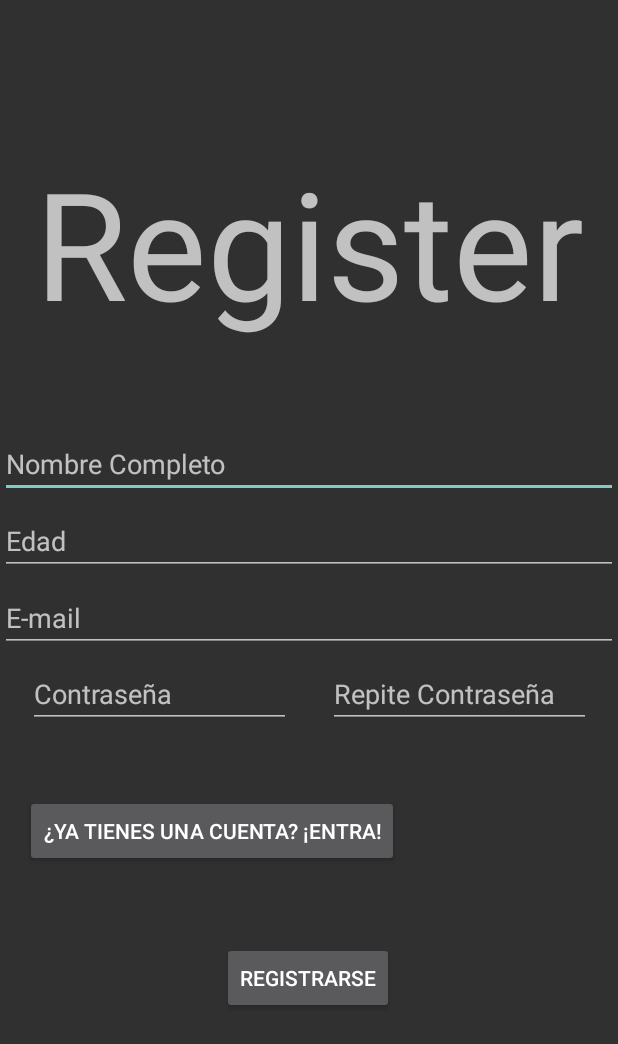
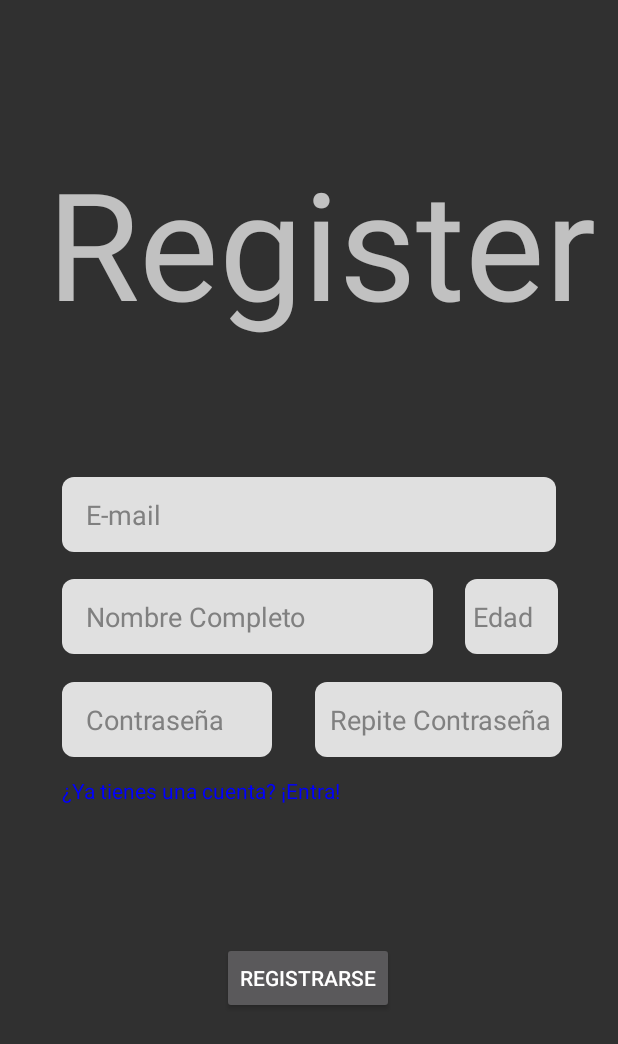
Before and after one commit to AzalDevX/leisagun, an Android app: the RegisterActivity screen opened directly, with no data from a screen before it, on a phone screen of 412 x 824 dp. Shown: the top 1044 px of the screen. Run offline under Robolectric (Android 15) with nearby library versions, the phone set to English and light mode, and no system bars; our stand-ins replace Firebase (no records; nobody signed in at launch, a user with empty details on screens opened directly).

Commit message:
Designed Login and Register

```diff
--- a/app/src/main/java/com/txurdinaga/rednit_app/views/LoginActivity.kt
+++ b/app/src/main/java/com/txurdinaga/rednit_app/views/LoginActivity.kt
@@ -7,6 +7,7 @@ import android.text.TextUtils
 import android.util.Log
 import android.widget.Button
 import android.widget.EditText
+import android.widget.TextView
 import android.widget.Toast
 import com.google.firebase.auth.*
 import com.txurdinaga.rednit_app.R
@@ -17,7 +18,7 @@ class LoginActivity : AppCompatActivity() {
     private lateinit var email_edit_text : EditText
     private lateinit var password_edit_text : EditText
     private lateinit var submit_button : Button
-    private lateinit var register_button : Button
+    private lateinit var register_button : TextView
 
     private lateinit var auth: FirebaseAuth
     override fun onCreate(savedInstanceState: Bundle?) {
--- a/app/src/main/java/com/txurdinaga/rednit_app/views/RegisterActivity.kt
+++ b/app/src/main/java/com/txurdinaga/rednit_app/views/RegisterActivity.kt
@@ -7,6 +7,7 @@ import android.text.TextUtils
 import android.util.Log
 import android.widget.Button
 import android.widget.EditText
+import android.widget.TextView
 import android.widget.Toast
 import com.google.firebase.auth.FirebaseAuth
 import com.google.firebase.auth.FirebaseAuthUserCollisionException
@@ -24,7 +25,7 @@ class RegisterActivity : AppCompatActivity() {
     private lateinit var password_edit_text: EditText
     private lateinit var repassword_edit_text: EditText
     private lateinit var submit_button: Button
-    private lateinit var login_button: Button
+    private lateinit var login_button: TextView
 
     private lateinit var auth: FirebaseAuth
     private lateinit var firestore: FirebaseFirestore
--- a/app/src/main/res/layout/activity_login.xml
+++ b/app/src/main/res/layout/activity_login.xml
@@ -22,8 +22,11 @@
     <!-- EditText para el correo electrónico -->
     <EditText
             android:id="@+id/email_edit_text"
-            android:layout_width="match_parent"
-            android:layout_height="wrap_content"
+            android:layout_width="300dp"
+            android:layout_height="50dp"
+            android:paddingStart="16dp"
+            android:background="@drawable/edittext_bg"
+            android:textColorHint="@color/input_hint_color"
             android:hint="@string/login_mail_text"
             android:inputType="textEmailAddress" app:layout_constraintBottom_toBottomOf="parent"
             app:layout_constraintTop_toTopOf="parent" app:layout_constraintStart_toStartOf="parent"
@@ -32,17 +35,18 @@
     <!-- EditText para la contraseña -->
     <EditText
             android:id="@+id/password_edit_text"
-            android:layout_width="match_parent"
-            android:layout_height="wrap_content"
+            android:layout_width="300dp"
+            android:layout_height="50dp"
+            android:paddingStart="16dp"
+            android:background="@drawable/edittext_bg"
+            android:textColorHint="@color/input_hint_color"
             android:hint="@string/login_pass_text"
             android:inputType="textPassword"
             app:layout_constraintTop_toTopOf="parent" app:layout_constraintEnd_toEndOf="parent"
             app:layout_constraintBottom_toBottomOf="parent" app:layout_constraintStart_toStartOf="parent"
-            app:layout_constraintHorizontal_bias="0.0" app:layout_constraintVertical_bias="0.591"/>
+            app:layout_constraintHorizontal_bias="0.495" app:layout_constraintVertical_bias="0.591"/>
 
     <!--  Button para enviar-->
-
-    <!--  Button para registrarse-->
     <Button
             android:text="@string/login_submit_button"
             android:layout_width="wrap_content"
@@ -50,13 +54,21 @@
             app:layout_constraintTop_toTopOf="parent" app:layout_constraintEnd_toEndOf="parent"
             app:layout_constraintBottom_toBottomOf="parent" app:layout_constraintStart_toStartOf="parent"
             app:layout_constraintHorizontal_bias="0.498" app:layout_constraintVertical_bias="0.809"/>
-    <Button
+
+    <!--  Button para registrarse-->
+    <TextView
+            android:id="@+id/register_button"
+            android:layout_width="wrap_content"
+            android:layout_height="wrap_content"
+            app:layout_constraintTop_toTopOf="parent"
+            app:layout_constraintEnd_toEndOf="parent"
+            app:layout_constraintBottom_toBottomOf="parent"
+            app:layout_constraintStart_toStartOf="parent"
+            app:layout_constraintHorizontal_bias="0.258"
+            app:layout_constraintVertical_bias="0.64"
             android:text="@string/login_to_register_button"
-            android:layout_width="wrap_content"
-            android:layout_height="wrap_content" android:id="@+id/register_button"
-            app:layout_constraintTop_toTopOf="parent" app:layout_constraintEnd_toEndOf="parent"
-            app:layout_constraintBottom_toBottomOf="parent" app:layout_constraintStart_toStartOf="parent"
-            app:layout_constraintHorizontal_bias="0.103" app:layout_constraintVertical_bias="0.683"/>
+            android:textColor="#0000FF"
+    />
 
 
 </androidx.constraintlayout.widget.ConstraintLayout>
--- a/app/src/main/res/layout/activity_register.xml
+++ b/app/src/main/res/layout/activity_register.xml
@@ -12,6 +12,7 @@
             android:layout_height="wrap_content"
             android:text="@string/register_title"
             android:textSize="100sp"
+            android:paddingStart="16dp"
             app:layout_constraintBottom_toBottomOf="parent"
             app:layout_constraintEnd_toEndOf="parent"
             app:layout_constraintStart_toStartOf="parent"
@@ -20,58 +21,88 @@
 
     <EditText
             android:id="@+id/fullname_edit_text"
-            android:layout_width="match_parent"
-            android:layout_height="wrap_content"
+            android:layout_width="0dp"
+            android:layout_height="50dp"
+            android:background="@drawable/edittext_bg"
+            android:textColorHint="@color/input_hint_color"
             android:hint="@string/register_full_name_text"
+            android:paddingStart="16dp"
             android:inputType="textEmailAddress" app:layout_constraintBottom_toBottomOf="parent"
             app:layout_constraintTop_toTopOf="parent" app:layout_constraintStart_toStartOf="parent"
-            app:layout_constraintEnd_toEndOf="parent" app:layout_constraintHorizontal_bias="0.0"
-            app:layout_constraintVertical_bias="0.368"/>
+            app:layout_constraintEnd_toEndOf="parent" app:layout_constraintHorizontal_bias="0.25"
+            app:layout_constraintWidth_default="percent"
+            app:layout_constraintWidth_percent="0.6"
+            app:layout_constraintVertical_bias="0.499"/>
     <EditText
             android:id="@+id/age_edit_text"
-            android:layout_width="match_parent"
-            android:layout_height="wrap_content"
+            android:layout_width="0dp"
+            android:layout_height="50dp"
+            android:paddingStart="5dp"
+            android:background="@drawable/edittext_bg"
+            android:textColorHint="@color/input_hint_color"
             android:hint="@string/register_age_text"
             android:inputType="textEmailAddress" app:layout_constraintBottom_toBottomOf="parent"
             app:layout_constraintTop_toTopOf="parent" app:layout_constraintStart_toStartOf="parent"
-            app:layout_constraintEnd_toEndOf="parent" app:layout_constraintHorizontal_bias="0.0"
-            app:layout_constraintVertical_bias="0.434"/>
-
+            app:layout_constraintEnd_toEndOf="parent" app:layout_constraintHorizontal_bias="0.885"
+            app:layout_constraintWidth_default="percent"
+            app:layout_constraintWidth_percent="0.15"
+            app:layout_constraintVertical_bias="0.499"/>
     <EditText
             android:id="@+id/email_edit_text"
-            android:layout_width="match_parent"
-            android:layout_height="wrap_content"
+            android:layout_width="0dp"
+            android:layout_height="50dp"
+            android:paddingStart="16dp"
+            android:background="@drawable/edittext_bg"
+            android:textColorHint="@color/input_hint_color"
             android:hint="@string/register_mail_text"
             android:inputType="textEmailAddress" app:layout_constraintBottom_toBottomOf="parent"
             app:layout_constraintTop_toTopOf="parent" app:layout_constraintStart_toStartOf="parent"
-            app:layout_constraintEnd_toEndOf="parent"/>
-
+            app:layout_constraintEnd_toEndOf="parent"
+            app:layout_constraintWidth_default="percent"
+            app:layout_constraintWidth_percent="0.8"
+            app:layout_constraintVertical_bias="0.411"/>
     <EditText
             android:id="@+id/password_edit_text"
-            android:layout_width="175dp"
-            android:layout_height="wrap_content"
+            android:layout_width="0dp"
+            android:layout_height="50dp"
+            android:paddingStart="16dp"
+            android:background="@drawable/edittext_bg"
+            android:textColorHint="@color/input_hint_color"
             android:hint="@string/login_pass_text"
             android:inputType="textEmailAddress" app:layout_constraintBottom_toBottomOf="parent"
             app:layout_constraintTop_toTopOf="parent" app:layout_constraintStart_toStartOf="parent"
-            app:layout_constraintEnd_toEndOf="parent" app:layout_constraintHorizontal_bias="0.08"
-            app:layout_constraintVertical_bias="0.565"/>
-
+            app:layout_constraintEnd_toEndOf="parent" app:layout_constraintHorizontal_bias="0.151"
+            app:layout_constraintWidth_default="percent"
+            app:layout_constraintWidth_percent="0.34"
+            app:layout_constraintVertical_bias="0.587"/>
     <EditText
             android:id="@+id/repassword_edit_text"
-            android:layout_width="175dp"
-            android:layout_height="wrap_content"
+            android:layout_width="0dp"
+            android:layout_height="50dp"
+            android:paddingStart="10dp"
+            android:background="@drawable/edittext_bg"
+            android:textColorHint="@color/input_hint_color"
             android:hint="@string/register_repass_text"
             android:inputType="textEmailAddress" app:layout_constraintBottom_toBottomOf="parent"
             app:layout_constraintTop_toTopOf="parent" app:layout_constraintStart_toStartOf="parent"
-            app:layout_constraintEnd_toEndOf="parent" app:layout_constraintHorizontal_bias="0.924"
-            app:layout_constraintVertical_bias="0.565"/>
-    <Button
+            app:layout_constraintEnd_toEndOf="parent" app:layout_constraintHorizontal_bias="0.849"
+            app:layout_constraintWidth_default="percent"
+            app:layout_constraintWidth_percent="0.4"
+            app:layout_constraintVertical_bias="0.587"/>
+
+    <TextView
+            android:id="@+id/login_button"
+            android:layout_width="0dp"
+            android:layout_height="wrap_content"
             android:text="@string/register_to_login_button"
-            android:layout_width="wrap_content"
-            android:layout_height="wrap_content" android:id="@+id/login_button"
-            app:layout_constraintTop_toTopOf="parent" app:layout_constraintEnd_toEndOf="parent"
-            app:layout_constraintBottom_toBottomOf="parent" app:layout_constraintStart_toStartOf="parent"
-            app:layout_constraintHorizontal_bias="0.103" app:layout_constraintVertical_bias="0.683"/>
+            android:textColor="#0000FF"
+            app:layout_constraintTop_toTopOf="parent"
+            app:layout_constraintEnd_toEndOf="parent"
+            app:layout_constraintBottom_toBottomOf="parent"
+            app:layout_constraintStart_toStartOf="parent"
+            app:layout_constraintVertical_bias="0.643"
+            app:layout_constraintWidth_default="percent"
+            app:layout_constraintWidth_percent="0.8"/>
     <Button
             android:text="@string/register_submit_button"
             android:layout_width="wrap_content"
--- a/app/src/main/res/values/colors.xml
+++ b/app/src/main/res/values/colors.xml
@@ -2,4 +2,5 @@
 <resources>
     <color name="black">#FF000000</color>
     <color name="white">#FFFFFFFF</color>
+    <color name="input_hint_color">#808080</color>
 </resources>
```
Also changed, not shown: 1 other file.
